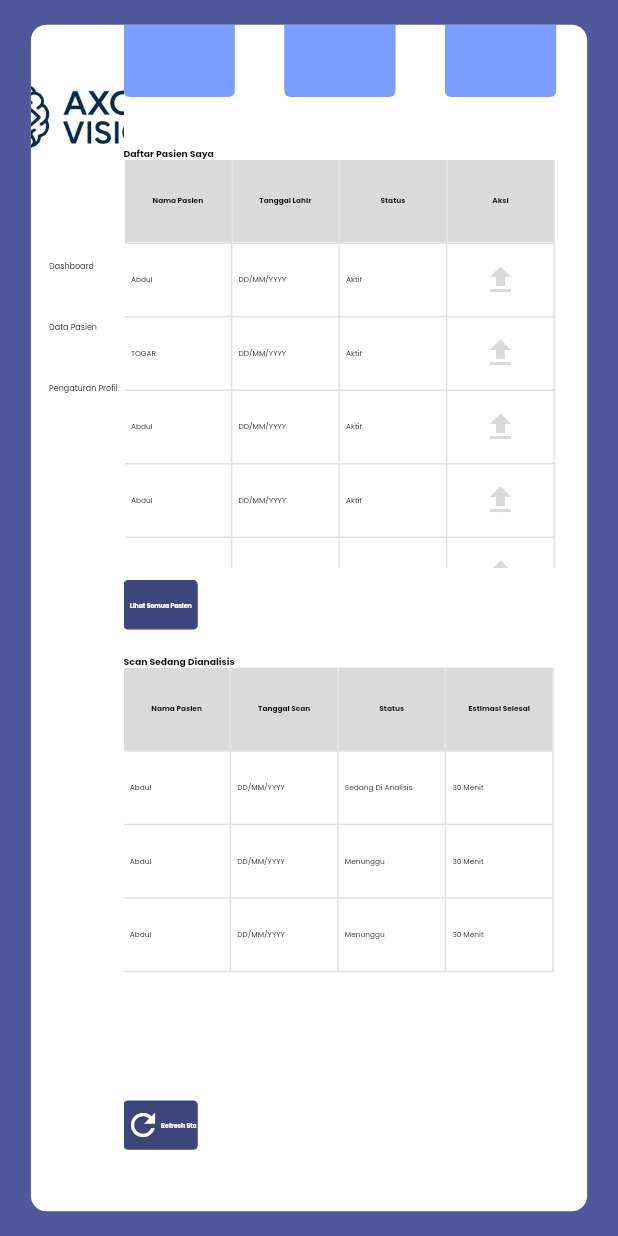
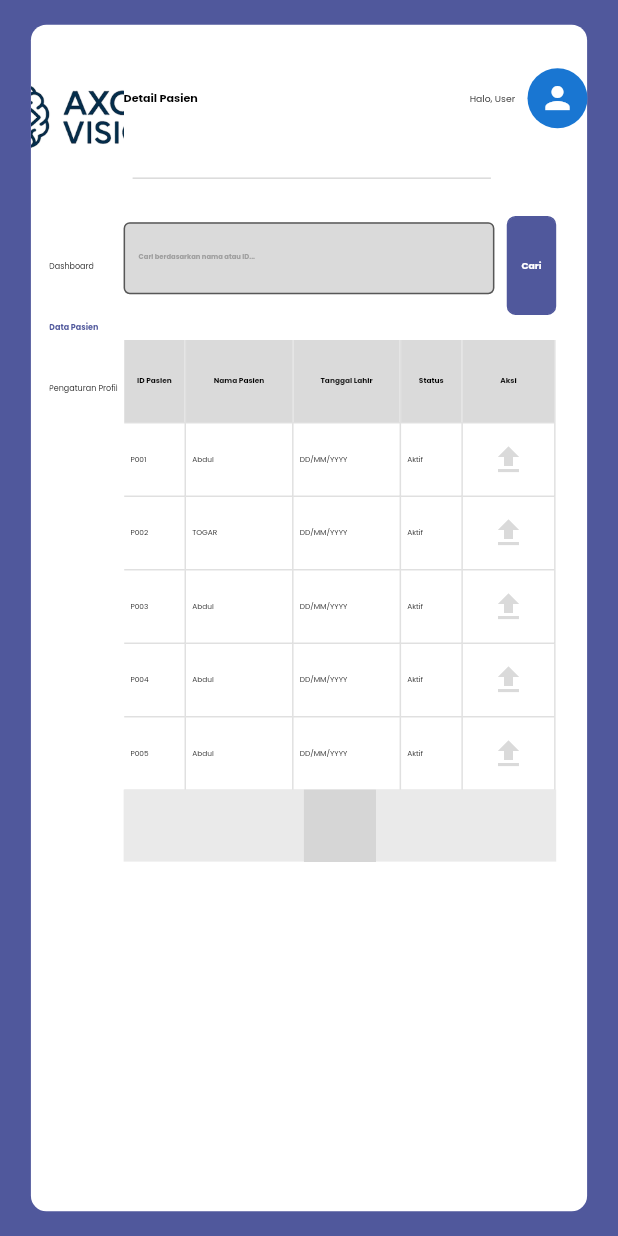
Before and after one commit to Fumaru02/AxonVision, a Flutter app: the screen it shows after launch, scrolled down 258 dp, after a tap on "Lihat Semua Pasien", on a phone screen of 412 x 824 dp. Run offline on Flutter 3.47's test engine with Material 3 defaults, Android fonts, the phone set to English and light mode, and no system bars; drawn by our look-alikes of syncfusion_flutter_datagrid; our stand-ins replace get, go_router, google_fonts; missing offline and left inert: month_year_picker; grey boxes are pictures that could not be loaded.

Commit message:
add new feature

```diff
--- a/lib/pages/dashboard/dashboard_page.dart
+++ b/lib/pages/dashboard/dashboard_page.dart
@@ -1,8 +1,12 @@
+import 'dart:developer';
+
 import 'package:axon_vision/controllers/dashboard_controller.dart';
 import 'package:axon_vision/pages/dashboard/dashboard_widget/dashboard_tabel_data_pasien.dart';
+import 'package:axon_vision/pages/dashboard/dashboard_widget/hasil_analisis_pasien.dart';
 import 'package:axon_vision/pages/dashboard/dashboard_widget/home_dashboard.dart';
 import 'package:axon_vision/pages/dashboard/dashboard_widget/left_text_menu.dart';
 import 'package:axon_vision/pages/dashboard/dashboard_widget/data_pasien_menu_detail.dart';
+import 'package:axon_vision/pages/dashboard/dashboard_widget/pengaturan_profil.dart';
 import 'package:axon_vision/pages/dashboard/dashboard_widget/upload_scan_mri.dart';
 import 'package:axon_vision/pages/global_widgets/custom/custom_flat_button.dart';
 import 'package:axon_vision/pages/global_widgets/custom/custom_text_field.dart';
@@ -63,6 +67,9 @@ class DashboardPage extends StatelessWidget {
                   ],
                 ),
                 SingleChildScrollView(
+                  physics: dashboardController.activeMenuIndex == 4
+                      ? NeverScrollableScrollPhysics()
+                      : BouncingScrollPhysics(),
                   child: Column(
                     crossAxisAlignment: CrossAxisAlignment.start,
                     children: [
@@ -72,8 +79,10 @@ class DashboardPage extends StatelessWidget {
                           PoppinsTextView(
                             value: dashboardController.activeMenuIndex == 0
                                 ? 'Dashboard'
+                                : dashboardController.activeMenuIndex == 5
+                                ? 'Pengaturan Profil'
                                 : 'Detail Pasien',
-                            size: SizeConfig.safeBlockHorizontal * 2,
+                            size: SizeConfig.safeBlockHorizontal * 1.8,
                             fontWeight: FontWeight.bold,
                           ),
                           SpaceSizer(
@@ -118,7 +127,7 @@ class DashboardPage extends StatelessWidget {
   Widget _buildActiveMenu(DashboardController dashboardController) {
     switch (dashboardController.activeMenuIndex) {
       case 0:
-        return Home();
+        return Home(dashboardController: dashboardController);
       case 1:
         return DaftarPasienMenu();
       case 2:
@@ -137,8 +146,19 @@ class DashboardPage extends StatelessWidget {
             dashboardController.backToPasienList();
           },
         );
+      case 4:
+        return HasilAnalisisPasien(
+          dashboardController: dashboardController,
+          pasienData: dashboardController.selectedPasien!,
+          onBack: () {
+            dashboardController.backToPasienList();
+          },
+        );
+      case 5:
+        return PengaturanProfil();
+
       default:
-        return Home();
+        return Home(dashboardController: dashboardController);
     }
   }
 }
--- a/lib/pages/dashboard/dashboard_widget/home_dashboard.dart
+++ b/lib/pages/dashboard/dashboard_widget/home_dashboard.dart
@@ -1,5 +1,4 @@
-import 'dart:ui';
-
+import 'package:axon_vision/controllers/dashboard_controller.dart';
 import 'package:axon_vision/pages/dashboard/dashboard_widget/dashboard_tabel_analisis.dart';
 import 'package:axon_vision/pages/dashboard/dashboard_widget/dashboard_tabel_data_pasien.dart';
 import 'package:axon_vision/pages/global_widgets/custom/custom_flat_button.dart';
@@ -10,7 +9,9 @@ import 'package:axon_vision/utils/space_sizer.dart';
 import 'package:flutter/material.dart';
 
 class Home extends StatelessWidget {
-  const Home({super.key});
+  const Home({super.key, required this.dashboardController});
+
+  final DashboardController dashboardController;
 
   @override
   Widget build(BuildContext context) {
@@ -51,7 +52,9 @@ class Home extends StatelessWidget {
           CustomFlatButton(
             radius: 0.7,
             text: 'Lihat Semua Pasien',
-            onTap: () {},
+            onTap: () {
+              dashboardController.changeMenu(1);
+            },
             width: SizeConfig.safeBlockHorizontal * 12,
             height: SizeConfig.safeBlockVertical * 4,
             backgroundColor: AppColors.blueDark,
--- a/lib/pages/dashboard/dashboard_widget/left_text_menu.dart
+++ b/lib/pages/dashboard/dashboard_widget/left_text_menu.dart
@@ -1,5 +1,6 @@
 import 'package:axon_vision/pages/global_widgets/custom/custom_ripple_button.dart';
 import 'package:axon_vision/pages/global_widgets/text_fonts/poppins_text_view.dart';
+import 'package:axon_vision/utils/app_colors.dart';
 import 'package:axon_vision/utils/size_config.dart';
 import 'package:axon_vision/utils/space_sizer.dart';
 import 'package:flutter/material.dart';
@@ -24,7 +25,8 @@ class LeftTextMenu extends StatelessWidget {
           child: PoppinsTextView(
             value: 'Dashboard',
             size: SizeConfig.safeBlockHorizontal * 1.3,
-            fontWeight: FontWeight.w400,
+            fontWeight: activeIndex == 0 ? FontWeight.bold : FontWeight.w400,
+            color: activeIndex == 0 ? AppColors.bgColor : AppColors.black,
           ),
         ),
         SpaceSizer(vertical: 4),
@@ -33,14 +35,31 @@ class LeftTextMenu extends StatelessWidget {
           child: PoppinsTextView(
             value: 'Data Pasien',
             size: SizeConfig.safeBlockHorizontal * 1.3,
-            fontWeight: FontWeight.w400,
+            fontWeight:
+                activeIndex == 1 ||
+                    activeIndex == 2 ||
+                    activeIndex == 3 ||
+                    activeIndex == 4
+                ? FontWeight.bold
+                : FontWeight.w400,
+            color:
+                activeIndex == 1 ||
+                    activeIndex == 2 ||
+                    activeIndex == 3 ||
+                    activeIndex == 4
+                ? AppColors.bgColor
+                : AppColors.black,
           ),
         ),
         SpaceSizer(vertical: 4),
-        PoppinsTextView(
-          value: 'Pengaturan Profil',
-          size: SizeConfig.safeBlockHorizontal * 1.3,
-          fontWeight: FontWeight.w400,
+        CustomRippleButton(
+          onTap: () => onMenuTap(5),
+          child: PoppinsTextView(
+            value: 'Pengaturan Profil',
+            size: SizeConfig.safeBlockHorizontal * 1.3,
+            fontWeight: activeIndex == 5 ? FontWeight.bold : FontWeight.w400,
+            color: activeIndex == 5 ? AppColors.bgColor : AppColors.black,
+          ),
         ),
       ],
     );
--- a/lib/pages/dashboard/dashboard_widget/upload_scan_mri.dart
+++ b/lib/pages/dashboard/dashboard_widget/upload_scan_mri.dart
@@ -89,7 +89,7 @@ class UploadScanMri extends StatelessWidget {
         SpaceSizer(vertical: 6),
         Row(
           children: [
-            SpaceSizer(horizontal: 20),
+            SpaceSizer(horizontal: 19),
             CustomFlatButton(
               text: 'Batal',
               onTap: () {},
@@ -104,7 +104,9 @@ class UploadScanMri extends StatelessWidget {
             SpaceSizer(horizontal: 1),
             CustomFlatButton(
               text: 'Upload dan Mulai Analisis',
-              onTap: () {},
+              onTap: () {
+                dashboardController.changeMenu(4);
+              },
               radius: 1,
               width: SizeConfig.blockSizeHorizontal * 20,
               height: SizeConfig.blockSizeHorizontal * 3,
--- a/lib/pages/global_widgets/custom/custom_text_field.dart
+++ b/lib/pages/global_widgets/custom/custom_text_field.dart
@@ -10,6 +10,8 @@ class CustomTextField extends StatelessWidget {
     required this.title,
     this.height,
     this.titleFontWeight,
+    this.hintTextFontweight,
+    this.hintTextSize,
     this.width,
     this.textSize,
     this.borderRadius,
@@ -31,6 +33,7 @@ class CustomTextField extends StatelessWidget {
     this.textAlignVertical,
     this.onFieldSubmitted,
     this.minLines,
+    this.fillColor,
     this.focus,
     this.style,
     this.keyboardType,
@@ -38,14 +41,17 @@ class CustomTextField extends StatelessWidget {
   final String title;
   final double? height;
   final FontWeight? titleFontWeight;
+  final FontWeight? hintTextFontweight;
   final double? width;
   final double? textSize;
+  final double? hintTextSize;
   final double? borderRadius;
   final String? labelText;
   final String? hintText;
   final Color? textColor;
   final Color? hintTextColor;
   final Color? borderColor;
+  final Color? fillColor;
   final Color? borderSideColor;
   final bool? isPasswordField;
   final Widget? suffixIcon;
@@ -96,8 +102,8 @@ class CustomTextField extends StatelessWidget {
                 ),
               ),
               prefixIcon: prefixIcon,
-              contentPadding: EdgeInsets.only(left: 20),
-              fillColor: AppColors.greyDisabled,
+              contentPadding: EdgeInsets.only(left: 10),
+              fillColor: fillColor ?? AppColors.greyDisabled,
               filled: true,
               border: OutlineInputBorder(
                 borderSide: BorderSide(color: AppColors.bgColor),
@@ -107,7 +113,11 @@ class CustomTextField extends StatelessWidget {
               ),
               labelText: hintText,
               floatingLabelBehavior: FloatingLabelBehavior.never,
-              labelStyle: InterStyle().labelStyle(),
+              labelStyle: InterStyle(
+                textHintColor: hintTextColor,
+                hintTextSize: hintTextSize,
+                fontWeightHintText: hintTextFontweight,
+              ).labelStyle(),
             ),
           ),
         ),
--- a/lib/pages/global_widgets/text_fonts/inter_text_view.dart
+++ b/lib/pages/global_widgets/text_fonts/inter_text_view.dart
@@ -51,12 +51,16 @@ class InterTextView extends StatelessWidget {
 }
 
 class InterStyle {
+  final Color? textHintColor;
+  final double? hintTextSize;
+  final FontWeight? fontWeightHintText;
+  InterStyle({this.hintTextSize, this.textHintColor, this.fontWeightHintText});
   TextStyle labelStyle() {
     return GoogleFonts.poppins(
-      color: Colors.grey,
-      fontSize: SizeConfig.safeBlockHorizontal * 1.1,
+      color: textHintColor ?? Colors.grey,
+      fontSize: hintTextSize ?? SizeConfig.safeBlockHorizontal * 1.1,
       fontStyle: FontStyle.normal,
-      fontWeight: FontWeight.bold,
+      fontWeight: fontWeightHintText ?? FontWeight.bold,
     );
   }
 
```
Also changed, not shown: lib/controllers/dashboard_controller.dart (+7 -23 lines), lib/pages/dashboard/dashboard_widget/hasil_analisis_pasien.dart (added, +225 -0 lines), lib/pages/dashboard/dashboard_widget/pengaturan_profil.dart (added, +249 -0 lines), lib/pages/global_widgets/custom/custom_text_password_field.dart (+9 -6 lines).
